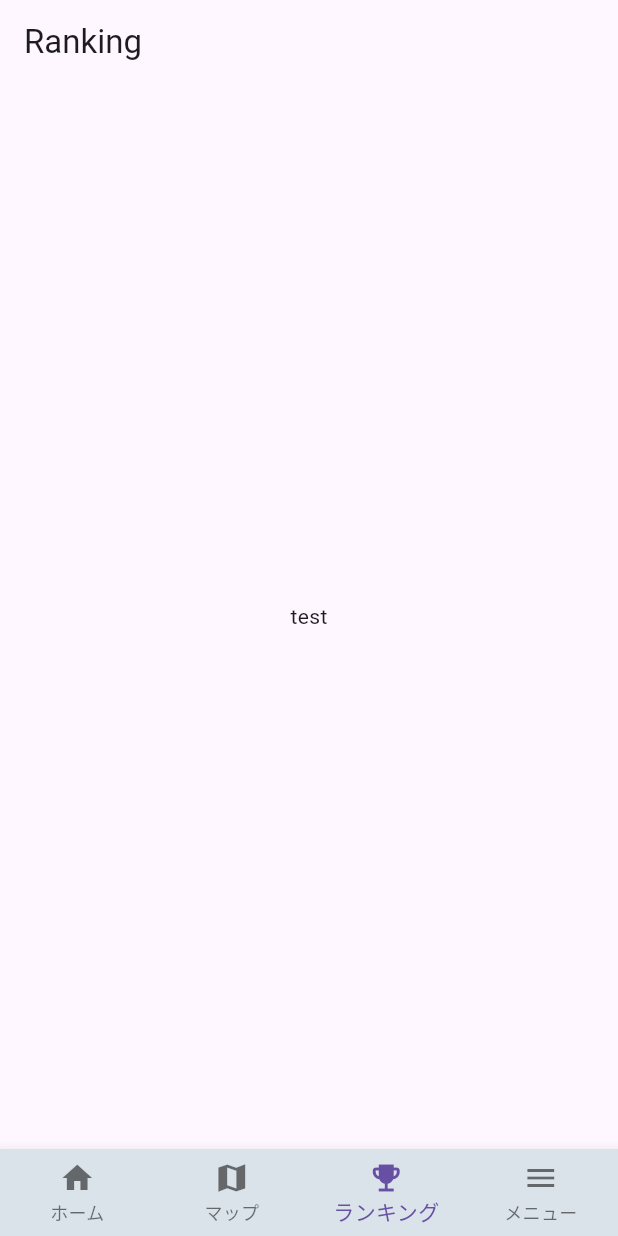
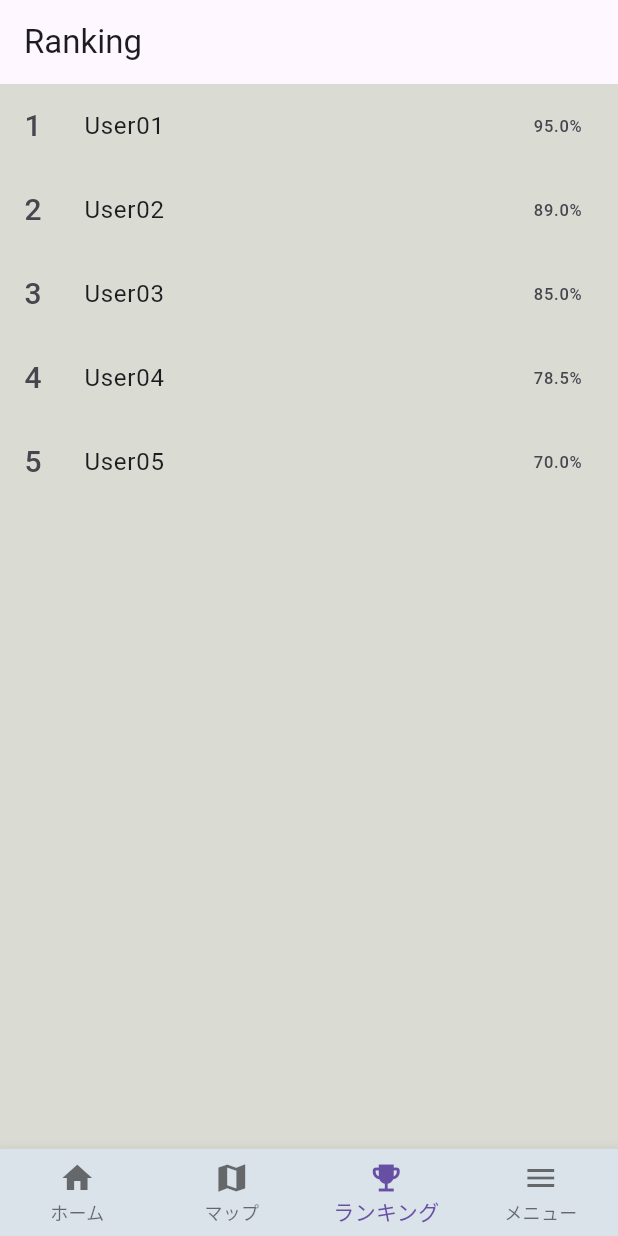
Before and after one commit to ths10828mizunowataru/flutter, a Flutter app: the screen it shows after launch, item 3 of the bottom bar chosen, on a phone screen of 412 x 824 dp. Run offline on Flutter 3.47's test engine with Material 3 defaults, Android fonts, the phone set to English and light mode, and no system bars.

Commit message:
ランキング画面作成

```diff
--- a/lib/screen/Map.dart
+++ b/lib/screen/Map.dart
@@ -34,6 +34,16 @@ class MapPageScreens extends StatelessWidget {
           height: 388, // 必要に応じて調整
           child: Stack(
             children: [
+              Container(
+                decoration: BoxDecoration(
+                    color: Colors.yellowAccent,
+                    borderRadius: BorderRadius.circular(20),
+                    border: Border.all(color: Colors.blue)),
+                child: Text(
+                  '新宿区',
+                  style: TextStyle(fontSize: 44),
+                ),
+              ),
               Positioned(
                 left: 90,
                 top: 183,
--- a/lib/screen/Rank.dart
+++ b/lib/screen/Rank.dart
@@ -1,5 +1,4 @@
 import 'package:flutter/material.dart';
-import 'package:flutter_application_1/src/app.dart';
 
 void main() => runApp(MyApp());
 
@@ -14,17 +13,37 @@ class MyApp extends StatelessWidget {
 }
 
 class RankPageScreens extends StatelessWidget {
-  const RankPageScreens({Key? key}) : super(key: key);
+  RankPageScreens({Key? key}) : super(key: key);
+
+  // ダミーデータのランキングリスト
+  //データベースと繋げたらここに書く
+  final List<Map<String, dynamic>> rankData = [
+    {"username": "User01", "score": 95.0},
+    {"username": "User02", "score": 89.0},
+    {"username": "User03", "score": 85.0},
+    {"username": "User04", "score": 78.5},
+    {"username": "User05", "score": 70.0},
+  ];
 
   @override
   Widget build(BuildContext context) {
+    rankData.sort((a, b) => b['score'].compareTo(a['score']));
+
     return Scaffold(
       appBar: AppBar(
         title: Text('Ranking'),
       ),
-      body: const Center(
-        child: Text('test'),
+      body: ListView.builder(
+        itemCount: rankData.length,
+        itemBuilder: (context, index) {
+          return ListTile(
+            leading: Text("${index + 1}", style: TextStyle(fontSize: 20)),
+            title: Text(rankData[index]["username"]),
+            trailing: Text("${rankData[index]["score"]}%"),
+          );
+        },
       ),
+      backgroundColor: (const Color.fromARGB(255, 218, 219, 211)),
     );
   }
 }
--- a/lib/src/app.dart
+++ b/lib/src/app.dart
@@ -26,11 +26,11 @@ class MyStatefulWidget extends StatefulWidget {
 }
 
 class _MyStatefulWidgetState extends State<MyStatefulWidget> {
-  static const _screens = [
-    TopPageScreens(),
-    MapPageScreens(),
+  static var _screens = [
+    const TopPageScreens(),
+    const MapPageScreens(),
     RankPageScreens(),
-    MenuPageScreens(),
+    const MenuPageScreens(),
   ];
 
   int _selectedIndex = 0;
```
